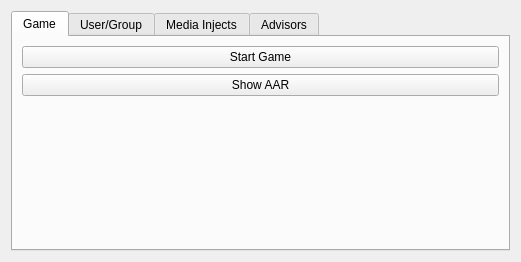
Above: ui/EditScenarioForm.ui from dmzdev/stance before the change. Below: the same form after it.
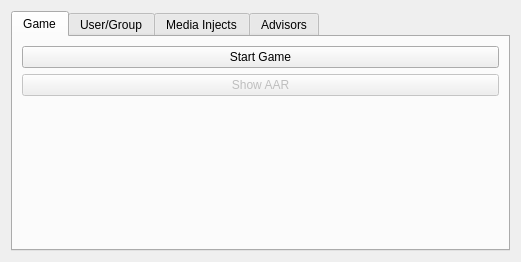
That is the form after the change.

Commit message: Update Mexgov background. Removed debug windows for release to users. Changed database to user db. Updated changelog. Disabled AAR button, removed AAR graph code from release until updated to fit new specifications in intermediate update.

```diff
--- a/ui/EditScenarioForm.ui
+++ b/ui/EditScenarioForm.ui
@@ -35,6 +35,9 @@
          </item>
          <item>
           <widget class="QPushButton" name="aarButton">
+           <property name="enabled">
+            <bool>false</bool>
+           </property>
            <property name="text">
             <string>Show AAR</string>
            </property>
```
The commit also changes 5 other files.
